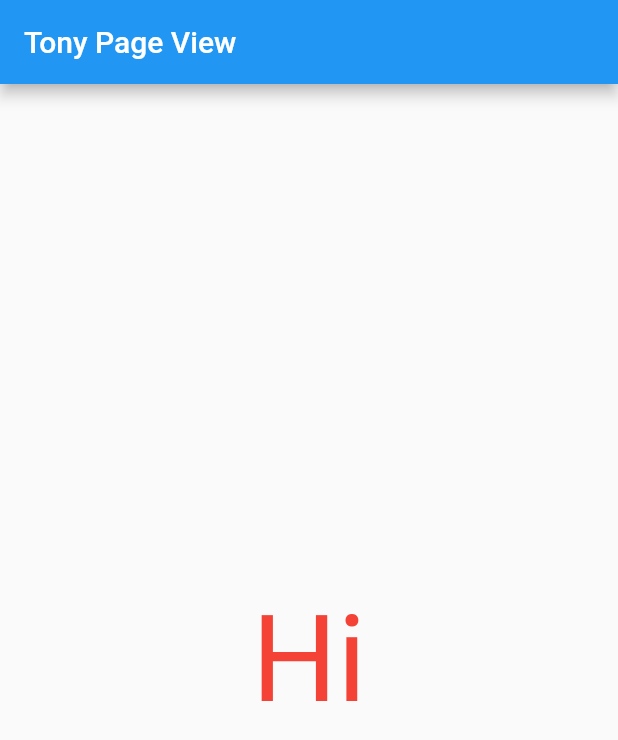
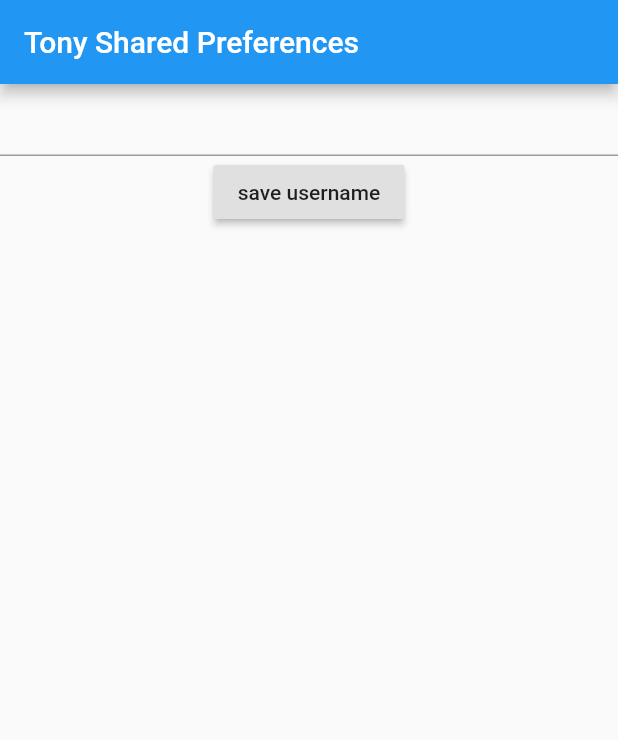
Before and after one commit to tonyhoangdev/flutter2, a Flutter app: the screen it shows after launch, on a phone screen of 412 x 824 dp. Shown: the top 740 px of the screen. Run offline on Flutter 3.47's test engine with Material 2 defaults, Android fonts, the phone set to English and light mode, and no system bars; our stand-ins replace shared_preferences.

Commit message:
add Shared prefernces

```diff
--- /dev/null
+++ b/flutter_intermediate/lib/MySharedPreferences.dart
@@ -0,0 +1,65 @@
+import 'package:flutter/material.dart';
+import 'dart:async';
+import 'package:shared_preferences/shared_preferences.dart';
+
+class MySharedPreferences extends StatefulWidget {
+  @override
+  _MySharedPreferencesState createState() => _MySharedPreferencesState();
+}
+
+class _MySharedPreferencesState extends State<MySharedPreferences> {
+  String input, username;
+
+  @override
+  void initState() {
+    super.initState();
+
+    getSharedPrefs();
+  }
+
+  Future<Null> storeInput(String input) async {
+    await SharedPreferences.getInstance().then((prefs) {
+      setState(() {
+        prefs.setString("username", input);
+        username = input;
+      });
+    });
+  }
+
+  Future<Null> getSharedPrefs() async {
+    await SharedPreferences.getInstance().then((prefs) {
+      setState(() {
+        username = prefs.get("username");
+      });
+    });
+  }
+
+  @override
+  Widget build(BuildContext context) {
+    return MaterialApp(
+      debugShowCheckedModeBanner: false,
+      home: Scaffold(
+        appBar: AppBar(
+          title: Text(username == null ? 'Tony Shared Preferences' : username),
+        ),
+        body: Column(
+          children: <Widget>[
+            TextField(
+              onChanged: (value) {
+                input = value;
+              },
+            ),
+            RaisedButton(
+              child: Text("save username"),
+              onPressed: () {
+                setState(() {
+                  storeInput(input);
+                });
+              },
+            )
+          ],
+        ),
+      ),
+    );
+  }
+}
--- a/flutter_intermediate/lib/main.dart
+++ b/flutter_intermediate/lib/main.dart
@@ -5,6 +5,7 @@ import "widget_app.dart";
 import 'json_data.dart';
 import 'package:flutter_intermediate/Notification.dart' as Noti;
 import 'package:flutter_intermediate/MyPageView.dart';
+import 'package:flutter_intermediate/MySharedPreferences.dart';
 
 void main() {
   print("Tony");
@@ -13,7 +14,8 @@ void main() {
 //    MyGridView2(),
 //    WidgetApp(),
 //    JsonData(),
-//  Noti.Notification(),
-    MyPageView(),
+//    Noti.Notification(),
+//    MyPageView(),
+    MySharedPreferences(),
   );
 }
--- a/flutter_intermediate/pubspec.yaml
+++ b/flutter_intermediate/pubspec.yaml
@@ -24,6 +24,8 @@ dependencies:
   # Use with the CupertinoIcons class for iOS style icons.
   cupertino_icons: ^0.1.2
   http: ^0.12.0
+
+  shared_preferences: any
 
 dev_dependencies:
   flutter_test:
```
Also changed, not shown: flutter_intermediate/pubspec.lock.
